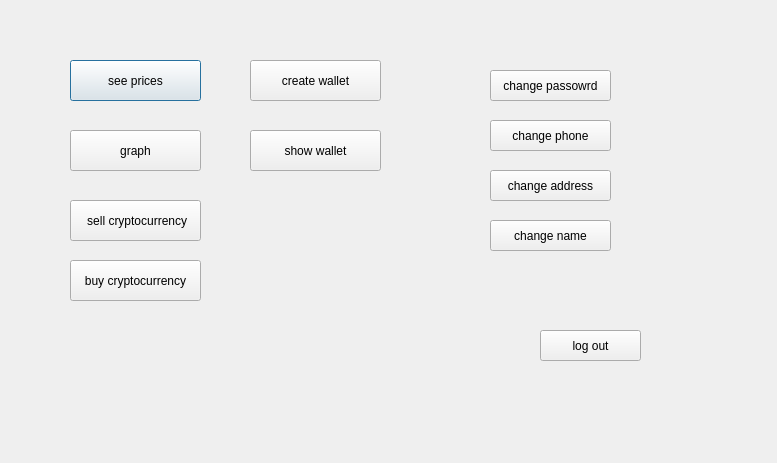
Old version of the form iut/accountpage.ui in the repository Ps3383/iut_wallet.
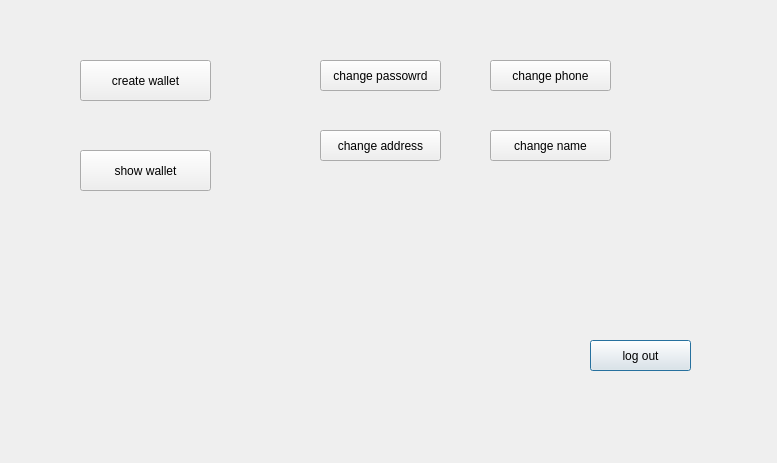
New version of the form.

Commit message: buy and sell

```diff
--- a/iut/accountpage.ui
+++ b/iut/accountpage.ui
@@ -13,63 +13,11 @@
   <property name="windowTitle">
    <string>Dialog</string>
   </property>
-  <widget class="QPushButton" name="seeprices">
-   <property name="geometry">
-    <rect>
-     <x>70</x>
-     <y>60</y>
-     <width>131</width>
-     <height>41</height>
-    </rect>
-   </property>
-   <property name="text">
-    <string>see prices</string>
-   </property>
-  </widget>
-  <widget class="QPushButton" name="pushButton">
-   <property name="geometry">
-    <rect>
-     <x>70</x>
-     <y>130</y>
-     <width>131</width>
-     <height>41</height>
-    </rect>
-   </property>
-   <property name="text">
-    <string>graph</string>
-   </property>
-  </widget>
-  <widget class="QPushButton" name="sell">
-   <property name="geometry">
-    <rect>
-     <x>70</x>
-     <y>200</y>
-     <width>131</width>
-     <height>41</height>
-    </rect>
-   </property>
-   <property name="text">
-    <string> sell cryptocurrency</string>
-   </property>
-  </widget>
-  <widget class="QPushButton" name="buy">
-   <property name="geometry">
-    <rect>
-     <x>70</x>
-     <y>260</y>
-     <width>131</width>
-     <height>41</height>
-    </rect>
-   </property>
-   <property name="text">
-    <string>buy cryptocurrency</string>
-   </property>
-  </widget>
   <widget class="QPushButton" name="pushButton_2">
    <property name="geometry">
     <rect>
-     <x>540</x>
-     <y>330</y>
+     <x>590</x>
+     <y>340</y>
      <width>101</width>
      <height>31</height>
     </rect>
@@ -81,7 +29,7 @@
   <widget class="QPushButton" name="createwallet">
    <property name="geometry">
     <rect>
-     <x>250</x>
+     <x>80</x>
      <y>60</y>
      <width>131</width>
      <height>41</height>
@@ -94,8 +42,8 @@
   <widget class="QPushButton" name="change">
    <property name="geometry">
     <rect>
-     <x>490</x>
-     <y>70</y>
+     <x>320</x>
+     <y>60</y>
      <width>121</width>
      <height>31</height>
     </rect>
@@ -108,7 +56,7 @@
    <property name="geometry">
     <rect>
      <x>490</x>
-     <y>120</y>
+     <y>60</y>
      <width>121</width>
      <height>31</height>
     </rect>
@@ -120,8 +68,8 @@
   <widget class="QPushButton" name="changea">
    <property name="geometry">
     <rect>
-     <x>490</x>
-     <y>170</y>
+     <x>320</x>
+     <y>130</y>
      <width>121</width>
      <height>31</height>
     </rect>
@@ -134,7 +82,7 @@
    <property name="geometry">
     <rect>
      <x>490</x>
-     <y>220</y>
+     <y>130</y>
      <width>121</width>
      <height>31</height>
     </rect>
@@ -146,8 +94,8 @@
   <widget class="QPushButton" name="showwallet">
    <property name="geometry">
     <rect>
-     <x>250</x>
-     <y>130</y>
+     <x>80</x>
+     <y>150</y>
      <width>131</width>
      <height>41</height>
     </rect>
```
The commit also changes 48 other files.
